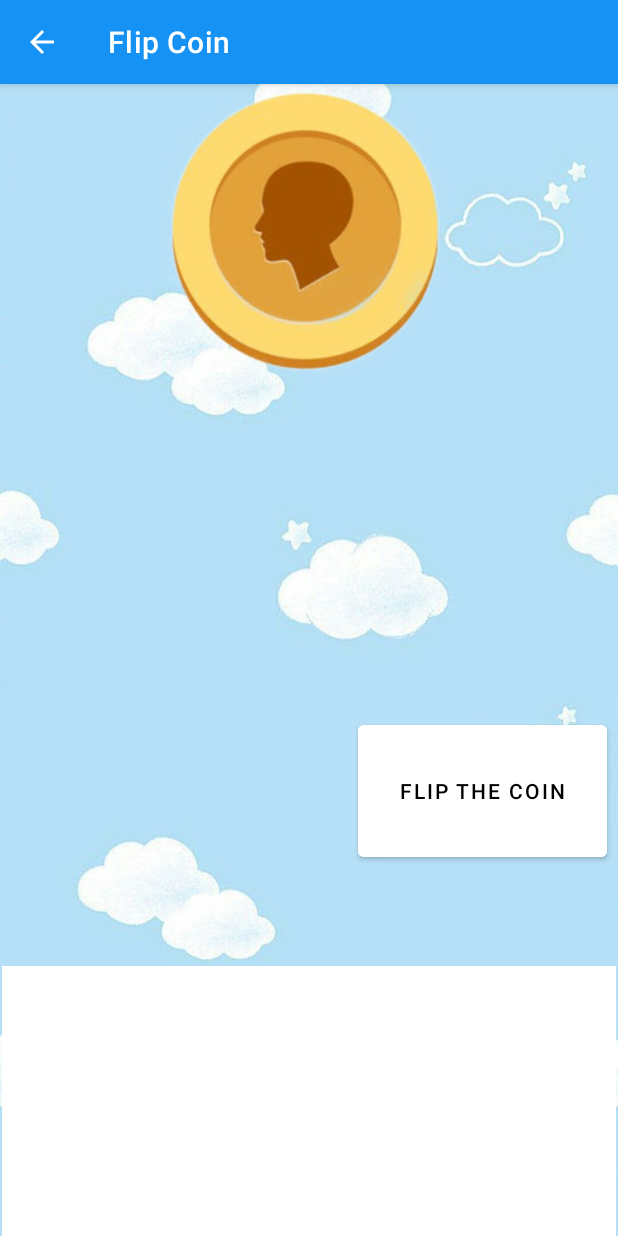
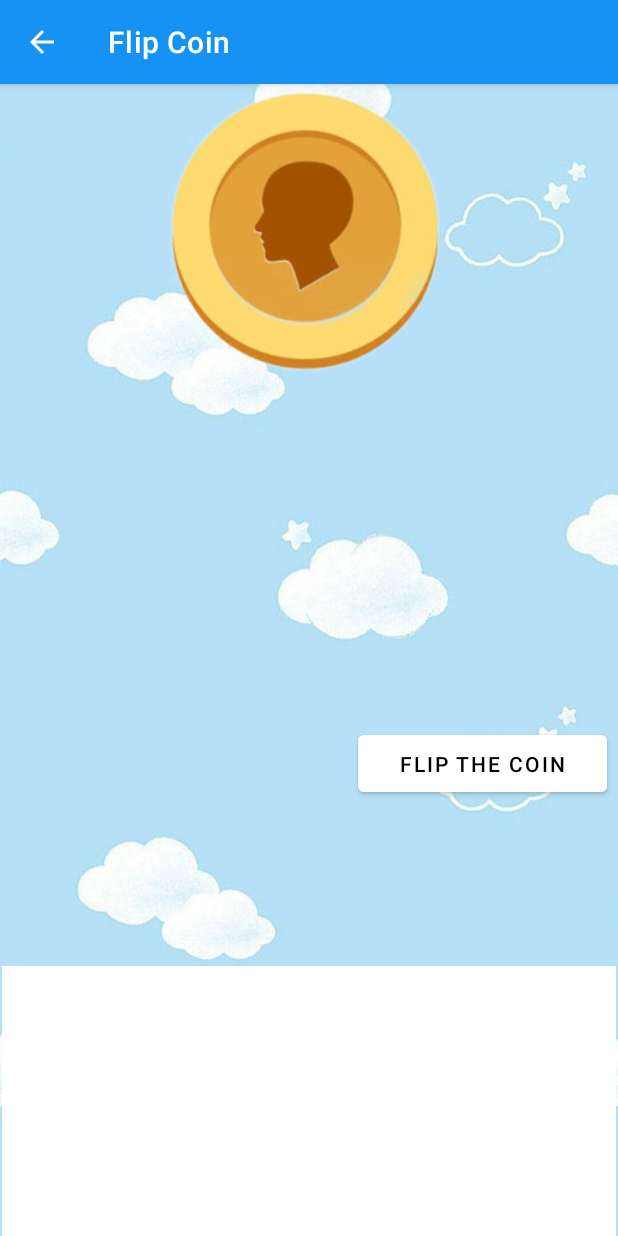
Before and after one commit to danielvnguyen/PracticalParentApp, an Android app: the CoinFlip screen opened directly, with no data from a screen before it, on a phone screen of 412 x 824 dp. Run offline under Robolectric (Android 15) with nearby library versions, the phone set to English and light mode, and no system bars; Roboto replaces fonts that are not available here.

Commit message:
change flip coin button size

```diff
--- a/app/src/main/res/layout/activity_coin_flip.xml
+++ b/app/src/main/res/layout/activity_coin_flip.xml
@@ -12,7 +12,7 @@
     <Button
         android:id="@+id/flip_button"
         android:layout_width="166dp"
-        android:layout_height="100dp"
+        android:layout_height="50dp"
         android:backgroundTint="@color/white"
         android:text="@string/tap_to_flip_coin"
         android:textColor="#000000"
```
